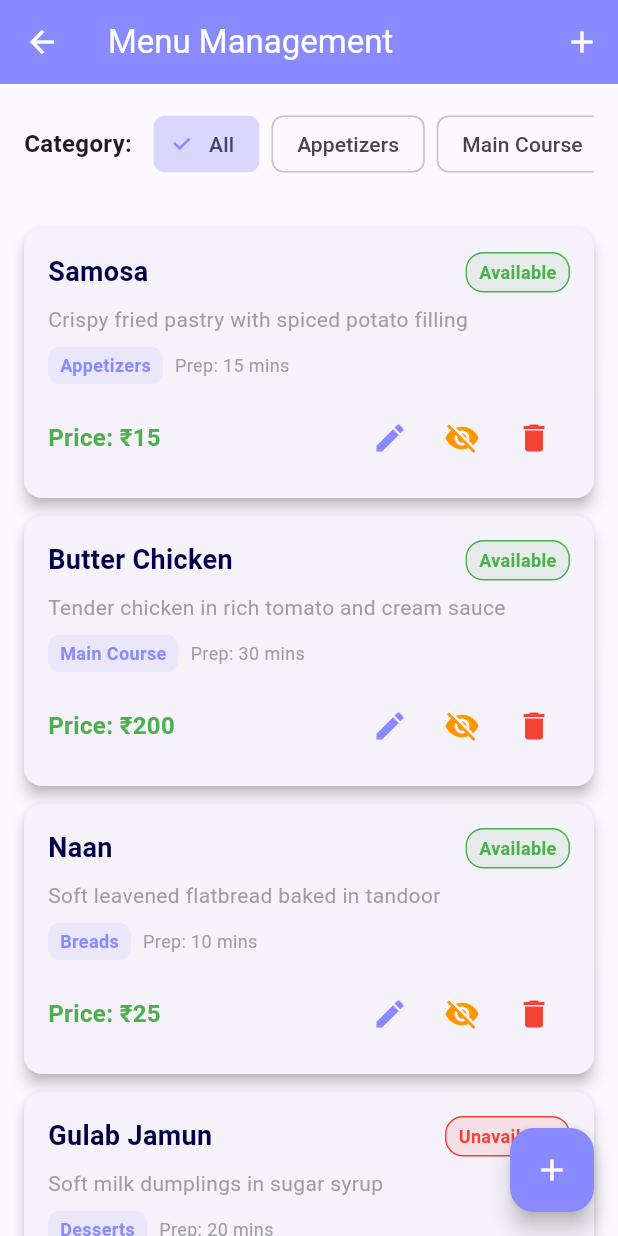
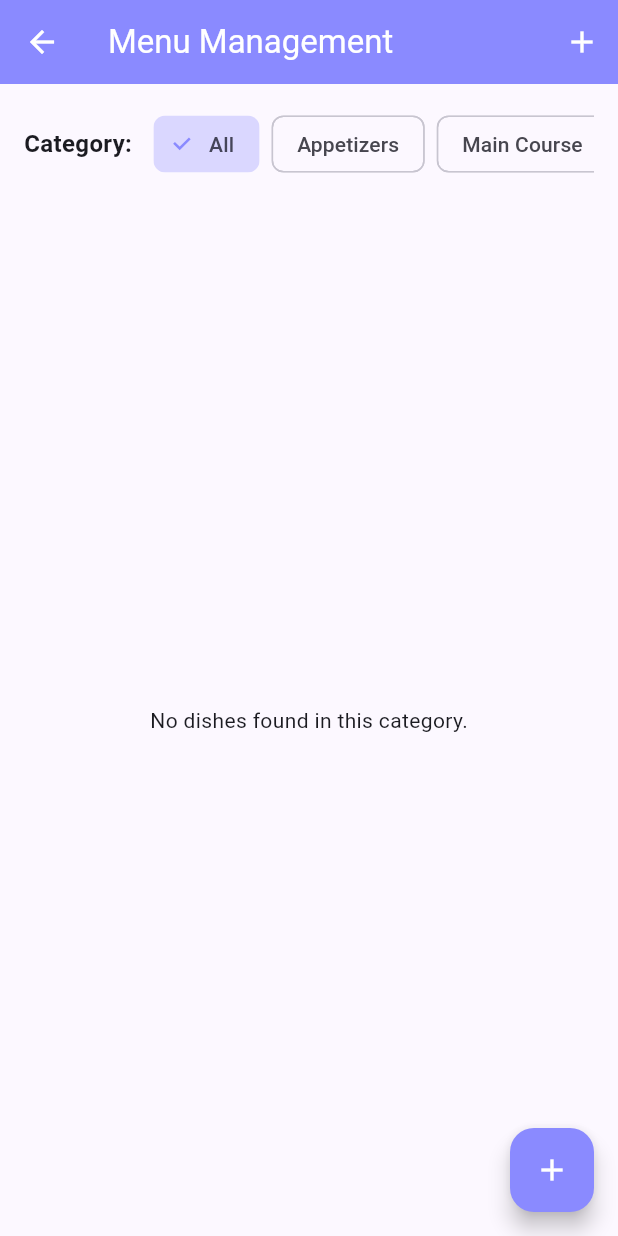
Before and after one commit to shekhar613/shivam-caters, a Flutter app: the MenuManagementScreen screen opened directly, on a phone screen of 412 x 824 dp. Run offline on Flutter 3.47's test engine with Material 3 defaults, Android fonts, the light colour scheme and no system bars; our stand-ins replace drift; accounts and stored records are empty; generated files the repository leaves out were written again.

Commit message:
Configured DB but need structure for data Storage

```diff
--- a/shivam_caters/lib/components/menu_management_screen.dart
+++ b/shivam_caters/lib/components/menu_management_screen.dart
@@ -1,4 +1,8 @@
 import 'package:flutter/material.dart';
+import 'package:shivam_caters/components/add_dish_screen.dart';
+import 'package:shivam_caters/components/test_mendu.dart';
+import 'package:shivam_caters/database/app_database.dart';
+import 'package:shivam_caters/database/db_instance.dart';
 
 class MenuManagementScreen extends StatefulWidget {
   const MenuManagementScreen({super.key});
@@ -105,16 +109,55 @@ class _MenuManagementScreenState extends State<MenuManagementScreen> {
           ),
 
           // Menu Items List
+          // Expanded(
+          //   child: ListView.builder(
+          //     padding: const EdgeInsets.all(16),
+          //     itemCount: _getFilteredMenuItems().length,
+          //     itemBuilder: (context, index) {
+          //       final item = _getFilteredMenuItems()[index];
+          //
+          //       // return _buildMenuItemCard(item);
+          //     },
+          //   ),
+          // ),
           Expanded(
-            child: ListView.builder(
-              padding: const EdgeInsets.all(16),
-              itemCount: _getFilteredMenuItems().length,
-              itemBuilder: (context, index) {
-                final item = _getFilteredMenuItems()[index];
-                return _buildMenuItemCard(item);
-              },
-            ),
-          ),
+  child: StreamBuilder<List<Dishe>>(
+    stream: db.select(db.dishes).watch(),
+    builder: (context, snapshot) {
+      if (!snapshot.hasData) {
+        return const Center(child: CircularProgressIndicator());
+      }
+      var dishes = snapshot.data!;
+
+      // Apply category filter
+      if (_selectedCategory != 'All') {
+        dishes = dishes.where((d) => d.category == _selectedCategory).toList();
+      }
+
+      if (dishes.isEmpty) {
+        return const Center(child: Text("No dishes found in this category."));
+      }
+
+      return ListView.builder(
+        padding: const EdgeInsets.all(16),
+        itemCount: dishes.length,
+        itemBuilder: (context, index) {
+          final dish = dishes[index];
+          return _buildMenuItemCard({
+            'id': dish.id.toString(),
+            'name': dish.name,
+            'category': dish.category ?? 'Uncategorized',
+            'price': dish.price,
+            'description': dish.portionSize ?? 'No description',
+            'available': true,
+            'prepTime': '15 mins', // you can add a field for this too
+          });
+        },
+      );
+    },
+  ),
+),
+
         ],
       ),
       floatingActionButton: FloatingActionButton(
@@ -262,7 +305,7 @@ class _MenuManagementScreenState extends State<MenuManagementScreen> {
             child: const Text('Cancel'),
           ),
           ElevatedButton(
-            onPressed: () => Navigator.pop(context),
+            onPressed: () => Navigator.push(context, MaterialPageRoute(builder: (context)=> AddDishScreen())),
             child: const Text('Add Item'),
           ),
         ],
--- /dev/null
+++ b/shivam_caters/lib/database/db_instance.dart
@@ -0,0 +1,3 @@
+import 'app_database.dart';
+
+final AppDatabase db = AppDatabase();
--- a/shivam_caters/lib/main.dart
+++ b/shivam_caters/lib/main.dart
@@ -1,7 +1,9 @@
 import 'package:flutter/material.dart';
 import 'components/splash_screen.dart';
 
-void main() {
+void main() async {
+
+  await WidgetsFlutterBinding.ensureInitialized();
   runApp(const ShivamCatersApp());
 }
 
```
Also changed, not shown: shivam_caters/lib/components/add_dish_screen.dart (added, +85 -0 lines), shivam_caters/lib/components/landing_screen.dart (+7 -4 lines), shivam_caters/lib/components/test_mendu.dart (added, +60 -0 lines), shivam_caters/lib/database/app_database.dart (added, +36 -0 lines), shivam_caters/pubspec.yaml (+6 -1 lines), shivam_caters/lib/database/app_database.g.dart (added).
